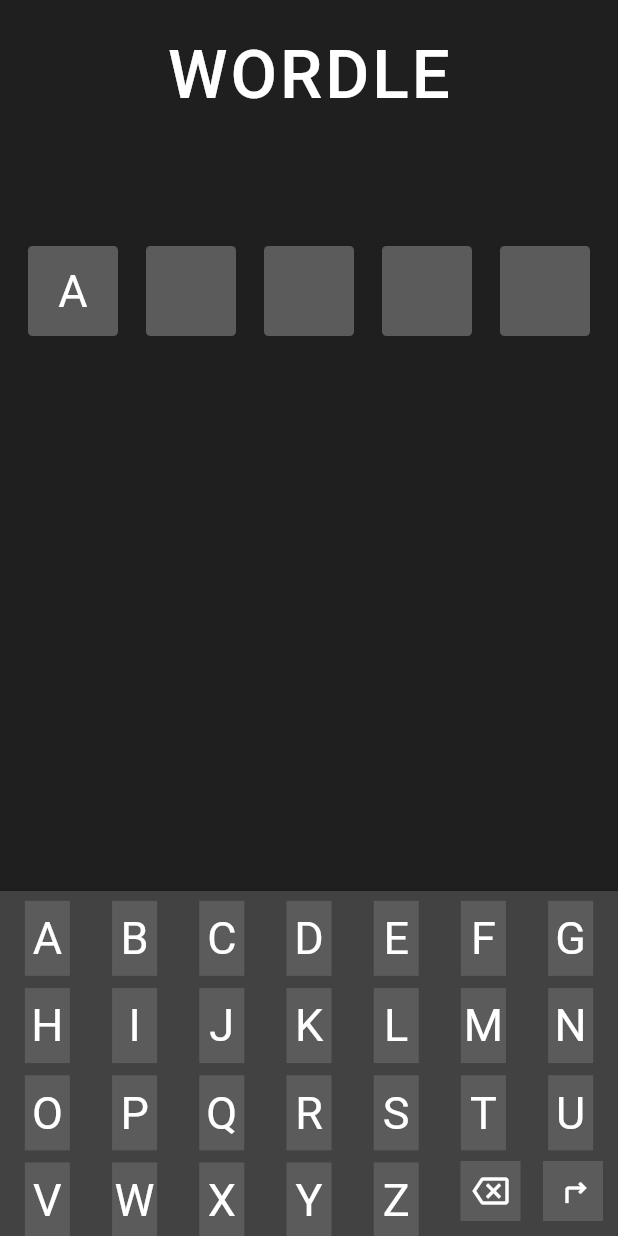
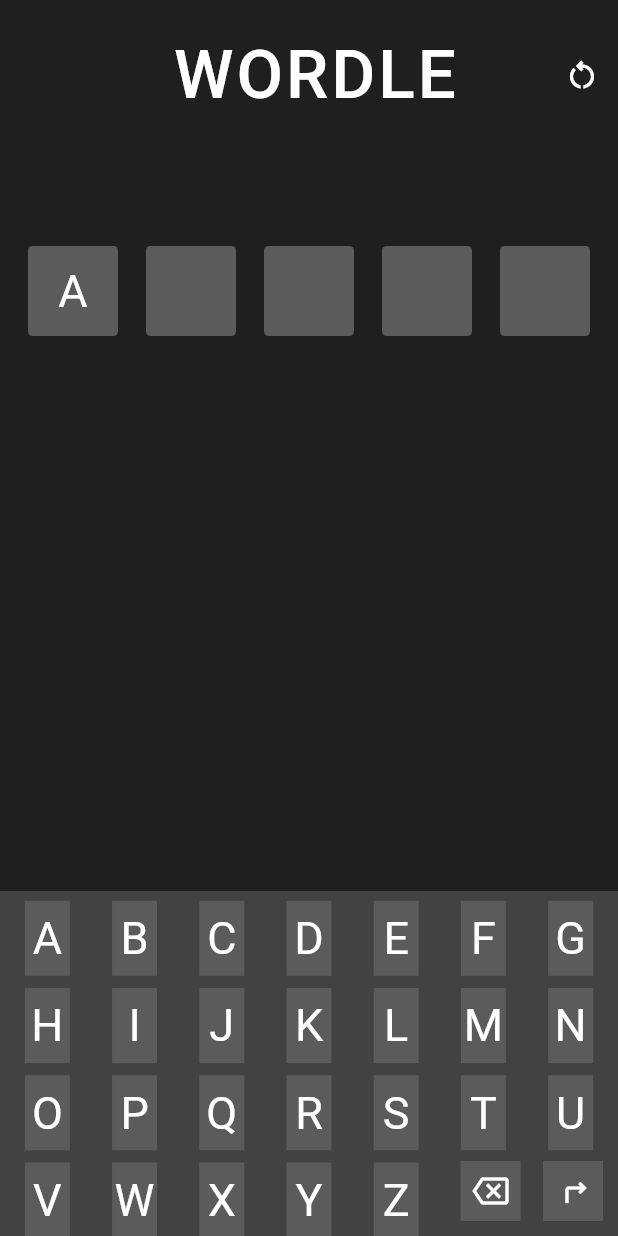
Before and after one commit to ahmetbugraozer/wordle_app, a Flutter app: the screen it shows after launch, after a tap on an icon or button, on a phone screen of 412 x 824 dp. Run offline on Flutter 3.47's test engine with Material 2 defaults, Android fonts, the phone set to English and light mode, and no system bars.

Commit message:
added game over section and more adjustments

```diff
--- a/lib/home.dart
+++ b/lib/home.dart
@@ -1,5 +1,6 @@
 // ignore_for_file: public_member_api_docs, sort_constructors_first
 import 'package:flutter/material.dart';
+import 'package:wordle_app/main.dart';
 import 'package:wordle_app/ui/widgets.dart';
 import 'package:wordle_app/utils/alphabet.dart';
 
@@ -17,8 +18,18 @@
   @override
   Widget build(BuildContext context) {
     return Scaffold(
-        appBar:
-            AppBar(title: Center(child: MyTexts.titleText), toolbarHeight: 100),
+        appBar: AppBar(
+            leading: const SizedBox(),
+            centerTitle: true,
+            title: Center(child: MyTexts.titleText),
+            actions: [
+              IconButton(
+                  onPressed: () {
+                    restartGame();
+                  },
+                  icon: const Icon(Icons.restart_alt_outlined))
+            ],
+            toolbarHeight: 100),
         body: Column(
           mainAxisAlignment: MainAxisAlignment.spaceEvenly,
           children: [
@@ -157,8 +168,8 @@
             child: Container(
                 height: 230,
                 decoration: MyDecorations.keyBoardDecoration,
-                child: Stack(
-                  children: [
+                child: !gameFinished
+                    ? Stack(children: [
                         GridView.count(
                             crossAxisCount: 7,
                             mainAxisSpacing: 5,
@@ -178,8 +189,7 @@
                                 onTap: () {
                                   deleteLetter();
                                 },
-                          child: OperatorButton(operator: "backspace")),
-                    ),
+                                child: OperatorButton(operator: "backspace"))),
                         Positioned(
                             bottom: 10,
                             right: 10,
@@ -187,8 +197,28 @@
                                 onTap: () {
                                   enter();
                                 },
-                          child: OperatorButton(operator: "enter")),
-                    )
+                                child: OperatorButton(operator: "enter")))
+                      ])
+                    : Column(
+                        mainAxisAlignment: MainAxisAlignment.spaceEvenly,
+                        children: [
+                          MyTexts.gameOverText,
+                          gameResult
+                              ? MyTexts.resultWinText
+                              : Row(
+                                  mainAxisAlignment: MainAxisAlignment.center,
+                                  children: [
+                                      MyTexts.resultLoseText,
+                                      Text("$actualWord",
+                                          style:
+                                              MyTextStyle.resultWordTextStyle)
+                                    ]),
+                          MaterialButton(
+                              color: MyColors.firstNeutralColor,
+                              onPressed: () {
+                                restartGame();
+                              },
+                              child: const Text("Restart Game"))
                         ],
                       ))));
   }
--- a/lib/ui/elements.dart
+++ b/lib/ui/elements.dart
@@ -14,12 +14,21 @@
 class MyTexts {
   static Text titleText =
       const Text("WORDLE", style: MyTextStyle.titleTextStyle);
+  static Text gameOverText =
+      const Text("Game Over!", style: MyTextStyle.titleTextStyle);
+  static Text resultWinText =
+      const Text("You Won!", style: MyTextStyle.resultTextStyle);
+  static Text resultLoseText =
+      const Text("You Lose! The word is ", style: MyTextStyle.resultTextStyle);
 }
 
 class MyTextStyle {
   static const TextStyle titleTextStyle =
       TextStyle(fontSize: 45, letterSpacing: 2);
   static const TextStyle letterTextStyle = TextStyle(fontSize: 30);
+  static const TextStyle resultTextStyle = TextStyle(fontSize: 25);
+  static const TextStyle resultWordTextStyle =
+      TextStyle(fontSize: 25, color: Colors.grey);
 }
 
 class MyDecorations {
```
Also changed, not shown: lib/logic/functions.dart (+21 -3 lines), lib/ui/widgets.dart (+3 -6 lines). Lines whose indentation alone changed are shown as unchanged.
